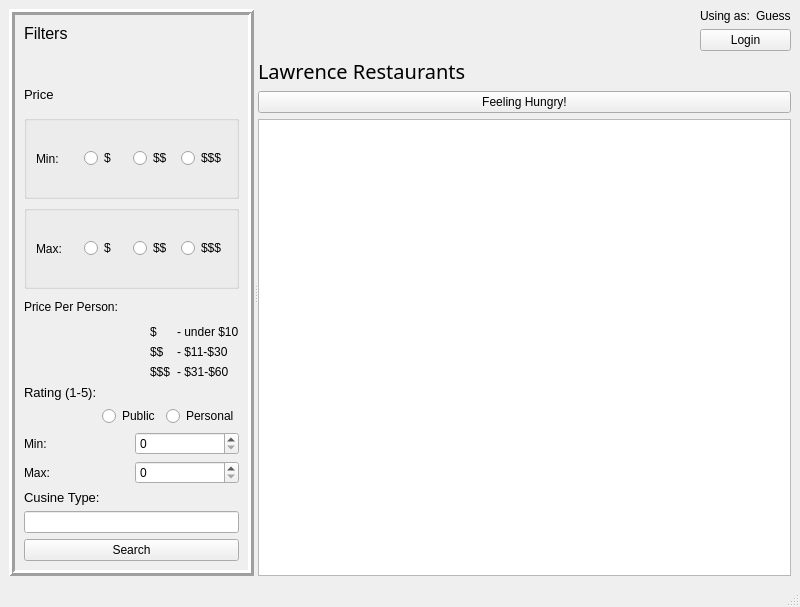
Before: the Qt Designer form Yalp_Application/yalpwindow.ui in cedevera02/eecs448-project4, drawn with Qt 5.
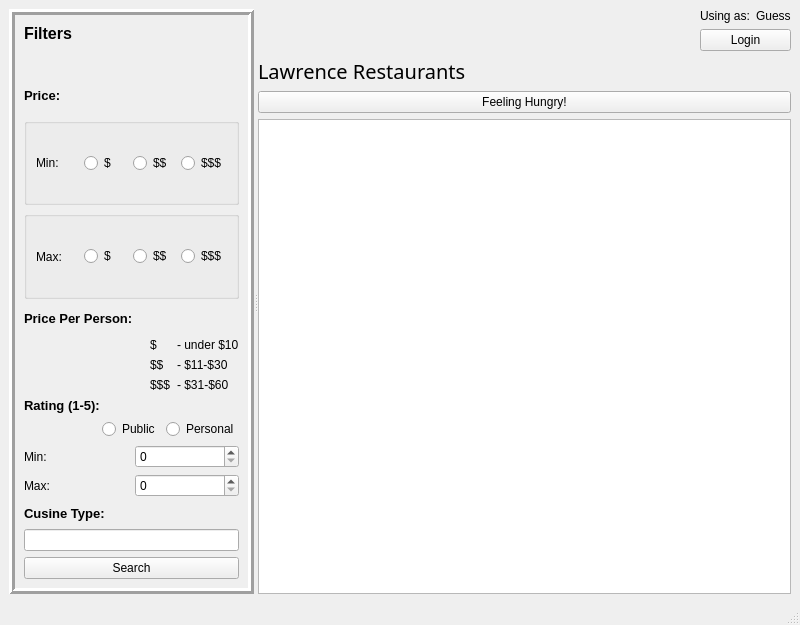
After: the same form once the commit is applied.

Commit message: Made sure that member variables are being updated by outputing values on TextEdit widget. Added slots for rating spin boxes. Added changes to cuisine type input so it shows up in the format we use.

Diff of the .ui file:
```diff
--- a/Yalp_Application/yalpwindow.ui
+++ b/Yalp_Application/yalpwindow.ui
@@ -7,7 +7,7 @@
     <x>0</x>
     <y>0</y>
     <width>800</width>
-    <height>607</height>
+    <height>625</height>
    </rect>
   </property>
   <property name="windowTitle">
@@ -42,6 +42,8 @@
                 <property name="font">
                  <font>
                   <pointsize>12</pointsize>
+                  <weight>75</weight>
+                  <bold>true</bold>
                  </font>
                 </property>
                 <property name="text">
@@ -72,10 +74,12 @@
               <property name="font">
                <font>
                 <pointsize>10</pointsize>
+                <weight>75</weight>
+                <bold>true</bold>
                </font>
               </property>
               <property name="text">
-               <string>Price</string>
+               <string>Price:</string>
               </property>
              </widget>
             </item>
@@ -157,6 +161,13 @@
            <layout class="QVBoxLayout" name="verticalLayout_4">
             <item>
              <widget class="QLabel" name="PPPLabel">
+              <property name="font">
+               <font>
+                <pointsize>10</pointsize>
+                <weight>75</weight>
+                <bold>true</bold>
+               </font>
+              </property>
               <property name="text">
                <string>Price Per Person:</string>
               </property>
@@ -247,6 +258,8 @@
                 <property name="font">
                  <font>
                   <pointsize>10</pointsize>
+                  <weight>75</weight>
+                  <bold>true</bold>
                  </font>
                 </property>
                 <property name="text">
@@ -344,6 +357,8 @@
               <property name="font">
                <font>
                 <pointsize>10</pointsize>
+                <weight>75</weight>
+                <bold>true</bold>
                </font>
               </property>
               <property name="text">
```
Left out of the diff: 11 changed lines with no effect on the pictures. The commit also changes 5 other files.
